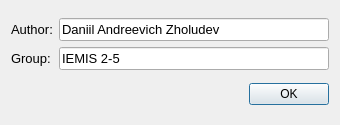
The window that aboutprogramm.ui (NileET/Qt-CourseProject-Semester-4) describes before a commit, drawn with Qt 5.
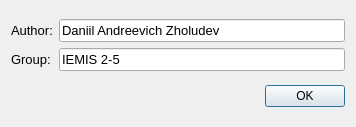
The same window after the commit.

Diff of the .ui file:
```diff
--- a/aboutprogramm.ui
+++ b/aboutprogramm.ui
@@ -6,8 +6,8 @@
    <rect>
     <x>0</x>
     <y>0</y>
-    <width>340</width>
-    <height>125</height>
+    <width>356</width>
+    <height>127</height>
    </rect>
   </property>
   <property name="sizePolicy">
@@ -103,6 +103,11 @@
      </item>
      <item>
       <widget class="QPushButton" name="pushButtonOK">
+       <property name="font">
+        <font>
+         <pointsize>9</pointsize>
+        </font>
+       </property>
        <property name="text">
         <string>OK</string>
        </property>
```
